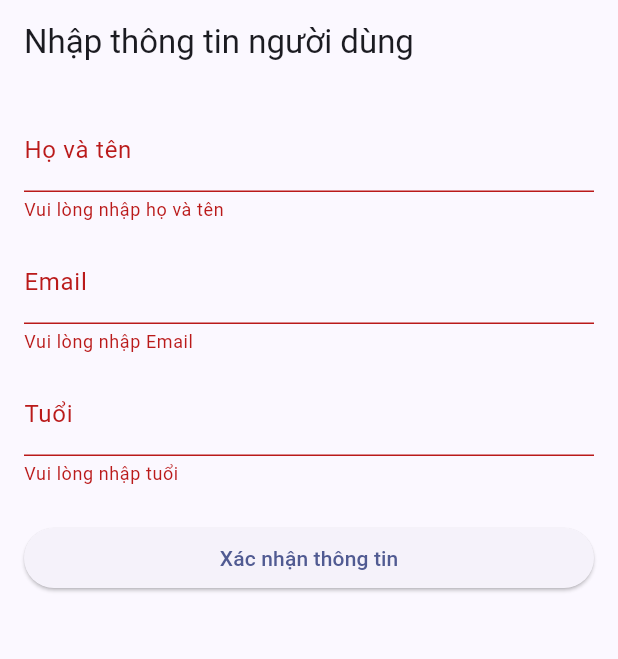
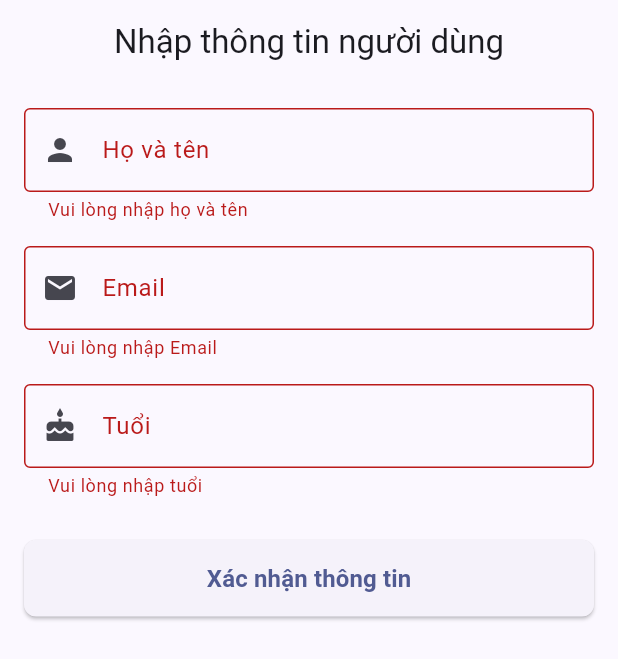
Before and after one commit to ttt-huong/firebaseExample, a Flutter app: the screen it shows after launch, after a tap on "Xác nhận thông tin", on a phone screen of 412 x 824 dp. Shown: the top 659 px of the screen. Run offline on Flutter 3.47's test engine with Material 3 defaults, Android fonts, the phone set to English and light mode, and no system bars; our stand-ins replace cloud_firestore; accounts and stored records are empty.

Commit message:
feat(ui): complete user input form with validation and loading state

```diff
--- a/lib/UserInput.dart
+++ /dev/null
@@ -1,33 +0,0 @@
-class UserInput {
-  final String? id; // Dùng để lưu document ID từ Firestore nếu cần
-  final String name;
-  final String email;
-  final int age;
-
-  // Constructor
-  UserInput({
-    this.id,
-    required this.name,
-    required this.email,
-    required this.age,
-  });
-
-  // Hàm chuyển đổi đối tượng thành Map (JSON) để đẩy lên Firestore
-  Map<String, dynamic> toMap() {
-    return {
-      'name': name,
-      'email': email,
-      'age': age,
-    };
-  }
-
-  // Hàm khởi tạo đối tượng từ dữ liệu lấy về từ Firestore (nếu cần sau này)
-  factory UserInput.fromMap(Map<String, dynamic> map, String documentId) {
-    return UserInput(
-      id: documentId,
-      name: map['name'] ?? '',
-      email: map['email'] ?? '',
-      age: map['age'] ?? 0,
-    );
-  }
-}
--- /dev/null
+++ b/lib/firebase_service.dart
@@ -0,0 +1,19 @@
+import 'package:cloud_firestore/cloud_firestore.dart';
+import 'UserInput.dart'; // Import model ở Bước 1
+
+class FirebaseService {
+  // Lấy instance của Firestore
+  final FirebaseFirestore _db = FirebaseFirestore.instance;
+
+  // Hàm lưu dữ liệu người dùng vào Firestore
+  Future<void> saveUser(UserInput user) async {
+    try {
+      // Chỉ định chính xác Collection tên là 'Users'
+      await _db.collection('Users').add(user.toMap());
+      print('Đã lưu dữ liệu lên Firestore thành công!');
+    } catch (e) {
+      print('Lỗi khi lưu dữ liệu: $e');
+      rethrow; // Đẩy lỗi ra ngoài để giao diện hiển thị nếu cần
+    }
+  }
+}
--- a/lib/user_input_widget.dart
+++ b/lib/user_input_widget.dart
@@ -1,5 +1,6 @@
 import 'package:flutter/material.dart';
-import 'UserInput.dart'; // Import file model ở Bước 1 vào đây
+import 'user_input.dart'; // Đảm bảo import đúng tên file model viết thường
+import 'firebase_service.dart'; // Import file service xử lý Firebase
 
 class UserInputWidget extends StatefulWidget {
   const UserInputWidget({super.key});
@@ -9,13 +10,19 @@ class UserInputWidget extends StatefulWidget {
 }
 
 class _UserInputWidgetState extends State<UserInputWidget> {
-  // Tạo các bộ điều khiển để lấy dữ liệu từ TextField
+  // Khởi tạo FirebaseService để gọi hàm lưu dữ liệu
+  final FirebaseService _firebaseService = FirebaseService();
+
+  // Các bộ điều khiển để lấy dữ liệu từ TextFormField
   final _nameController = TextEditingController();
   final _emailController = TextEditingController();
   final _ageController = TextEditingController();
 
-  // Key để quản lý trạng thái và validate Form
+  // Key để quản lý trạng thái và kiểm tra (validate) Form
   final _formKey = GlobalKey<FormState>();
+
+  // Biến trạng thái để hiển thị vòng loading khi đang tương tác với Firebase
+  bool _isLoading = false;
 
   @override
   void dispose() {
@@ -26,8 +33,17 @@ class _UserInputWidgetState extends State<UserInputWidget> {
     super.dispose();
   }
 
-  void _submitData() {
+  // Hàm xử lý lưu dữ liệu bất đồng bộ
+  Future<void> _submitData() async {
+    // Kiểm tra tính hợp lệ của toàn bộ Form
     if (_formKey.currentState!.validate()) {
+      // Ẩn bàn phím ảo ngay lập tức để cải thiện trải nghiệm người dùng (UX)
+      FocusScope.of(context).unfocus();
+
+      setState(() {
+        _isLoading = true; // Bật trạng thái loading
+      });
+
       // Thu thập dữ liệu từ giao diện và khởi tạo đối tượng UserInput
       final newUser = UserInput(
         name: _nameController.text.trim(),
@@ -35,10 +51,44 @@ class _UserInputWidgetState extends State<UserInputWidget> {
         age: int.parse(_ageController.text.trim()),
       );
 
-      // Tạm thời in ra màn hình console để kiểm tra dữ liệu ở Bước 2
-      print('User created: ${newUser.name}, ${newUser.email}, ${newUser.age}');
+      try {
+        // Gọi hàm lưu vào Firestore
+        await _firebaseService.saveUser(newUser);
 
-      // TODO: Ở Bước 3 chúng ta sẽ gọi hàm lưu vào Firebase tại đây
+        // Hiển thị thông báo thành công nếu widget vẫn còn mount trên cây giao diện
+        if (mounted) {
+          ScaffoldMessenger.of(context).showSnackBar(
+            const SnackBar(
+              content: Text('Đã lưu dữ liệu lên Firestore thành công! 🎉'),
+              backgroundColor: Colors.green,
+              behavior: SnackBarBehavior.floating,
+            ),
+          );
+
+          // Xóa trắng các ô nhập liệu sau khi lưu thành công
+          _nameController.clear();
+          _emailController.clear();
+          _ageController.clear();
+        }
+      } catch (e) {
+        // Hiển thị thông báo lỗi nếu xảy ra sự cố (mất mạng, sai quyền Firestore...)
+        if (mounted) {
+          ScaffoldMessenger.of(context).showSnackBar(
+            SnackBar(
+              content: Text('Lỗi khi lưu dữ liệu: $e ❌'),
+              backgroundColor: Colors.red,
+              behavior: SnackBarBehavior.floating,
+            ),
+          );
+        }
+      } finally {
+        // Tắt trạng thái loading dù quá trình lưu thành công hay thất bại
+        if (mounted) {
+          setState(() {
+            _isLoading = false;
+          });
+        }
+      }
     }
   }
 
@@ -47,6 +97,7 @@ class _UserInputWidgetState extends State<UserInputWidget> {
     return Scaffold(
       appBar: AppBar(
         title: const Text('Nhập thông tin người dùng'),
+        centerTitle: true,
       ),
       body: Padding(
         padding: const EdgeInsets.all(16.0),
@@ -54,10 +105,15 @@ class _UserInputWidgetState extends State<UserInputWidget> {
           key: _formKey,
           child: ListView(
             children: [
-              // Ô nhập tên
+              // Ô nhập Họ và tên
               TextFormField(
                 controller: _nameController,
-                decoration: const InputDecoration(labelText: 'Họ và tên'),
+                decoration: const InputDecoration(
+                  labelText: 'Họ và tên',
+                  border: OutlineInputBorder(),
+                  prefixIcon: Icon(Icons.person),
+                ),
+                enabled: !_isLoading, // Khóa ô nhập khi đang loading để tránh chỉnh sửa
                 validator: (value) {
                   if (value == null || value.trim().isEmpty) {
                     return 'Vui lòng nhập họ và tên';
@@ -65,27 +121,42 @@ class _UserInputWidgetState extends State<UserInputWidget> {
                   return null;
                 },
               ),
-              const SizedBox(height: 12),
+              const SizedBox(height: 16),
 
               // Ô nhập Email
               TextFormField(
                 controller: _emailController,
-                decoration: const InputDecoration(labelText: 'Email'),
+                decoration: const InputDecoration(
+                  labelText: 'Email',
+                  border: OutlineInputBorder(),
+                  prefixIcon: Icon(Icons.email),
+                ),
                 keyboardType: TextInputType.emailAddress,
+                enabled: !_isLoading, // Khóa ô nhập khi đang loading
                 validator: (value) {
                   if (value == null || value.trim().isEmpty) {
                     return 'Vui lòng nhập Email';
                   }
+                  // Kiểm tra định dạng Email hợp lệ bằng Biểu thức chính quy (Regex)
+                  final emailRegex = RegExp(r'^[\w-\.]+@([\w-]+\.)+[\w-]{2,4}$');
+                  if (!emailRegex.hasMatch(value.trim())) {
+                    return 'Vui lòng nhập email đúng định dạng (VD: abc@gmail.com)';
+                  }
                   return null;
                 },
               ),
-              const SizedBox(height: 12),
+              const SizedBox(height: 16),
 
-              // Ô nhập tuổi
+              // Ô nhập Tuổi
               TextFormField(
                 controller: _ageController,
-                decoration: const InputDecoration(labelText: 'Tuổi'),
+                decoration: const InputDecoration(
+                  labelText: 'Tuổi',
+                  border: OutlineInputBorder(),
+                  prefixIcon: Icon(Icons.cake),
+                ),
                 keyboardType: TextInputType.number,
+                enabled: !_isLoading, // Khóa ô nhập khi đang loading
                 validator: (value) {
                   if (value == null || value.trim().isEmpty) {
                     return 'Vui lòng nhập tuổi';
@@ -93,16 +164,35 @@ class _UserInputWidgetState extends State<UserInputWidget> {
                   if (int.tryParse(value) == null) {
                     return 'Tuổi phải là một số hợp lệ';
                   }
+                  if (int.parse(value) <= 0) {
+                    return 'Tuổi nhập vào phải lớn hơn 0';
+                  }
                   return null;
                 },
               ),
-              const SizedBox(height: 24),
+              const SizedBox(height: 28),
 
-              // Nút nhấn để gửi dữ liệu
-              ElevatedButton(
-                onPressed: _submitData,
-                child: const Text('Xác nhận thông tin'),
-              ),
+              // Khu vực nút nhấn: Hiển thị vòng xoay loading hoặc Nút xác nhận
+              _isLoading
+                  ? const Center(
+                      child: Padding(
+                        padding: EdgeInsets.symmetric(vertical: 8.0),
+                        child: CircularProgressIndicator(),
+                      ),
+                    )
+                  : ElevatedButton(
+                      onPressed: _submitData,
+                      style: ElevatedButton.styleFrom(
+                        padding: const EdgeInsets.symmetric(vertical: 14),
+                        shape: RoundedRectangleBorder(
+                          borderRadius: BorderRadius.circular(8),
+                        ),
+                      ),
+                      child: const Text(
+                        'Xác nhận thông tin',
+                        style: TextStyle(fontSize: 16, fontWeight: FontWeight.bold),
+                      ),
+                    ),
             ],
           ),
         ),
--- a/pubspec.yaml
+++ b/pubspec.yaml
@@ -34,6 +34,7 @@ dependencies:
   # The following adds the Cupertino Icons font to your application.
   # Use with the CupertinoIcons class for iOS style icons.
   cupertino_icons: ^1.0.8
+  cloud_firestore: ^6.5.0
 
 dev_dependencies:
   flutter_test:
```
Also changed, not shown: pubspec.lock, 1 other file.
